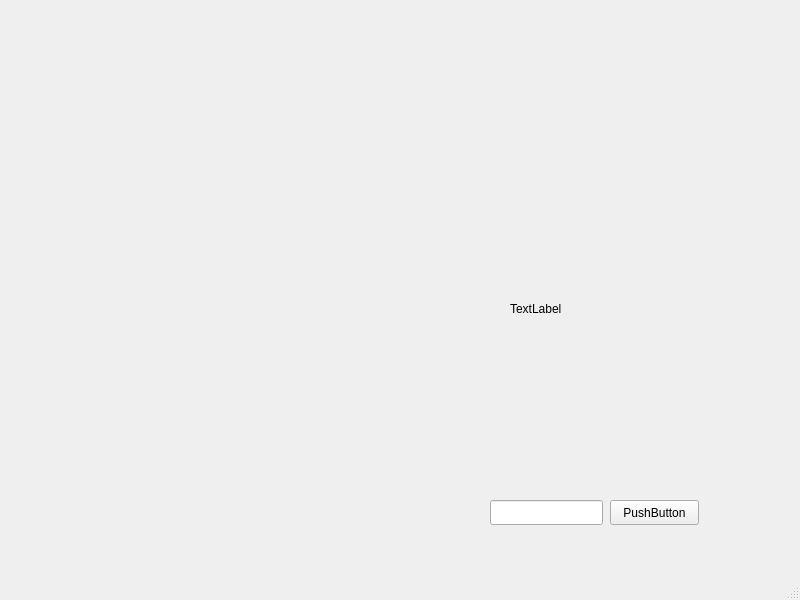
Qt form finalStudentApp/mainwindow12.ui (jajaspider/gcc) before a commit.
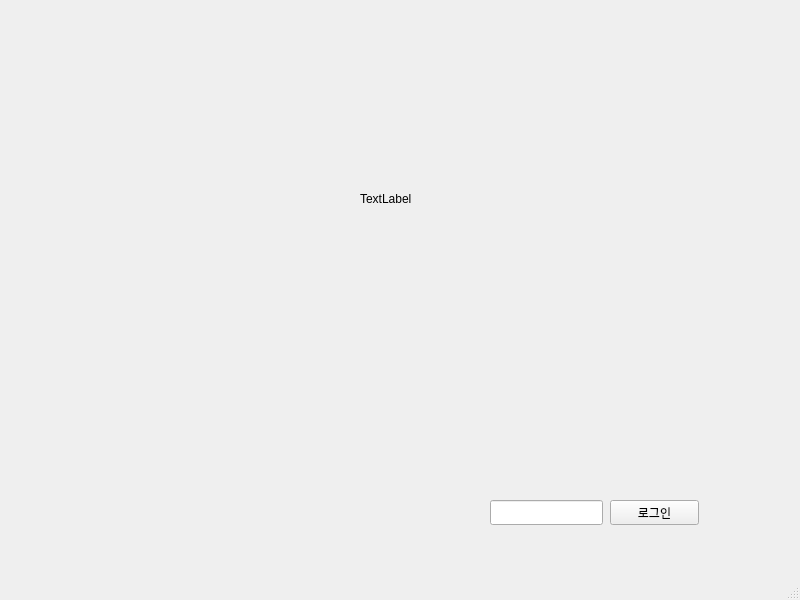
The same form after that commit.

Commit message: ui 위치 수정

```diff
--- a/finalStudentApp/mainwindow12.ui
+++ b/finalStudentApp/mainwindow12.ui
@@ -34,14 +34,14 @@
      </rect>
     </property>
     <property name="text">
-     <string>PushButton</string>
+     <string>로그인</string>
     </property>
    </widget>
    <widget class="QLabel" name="label">
     <property name="geometry">
      <rect>
-      <x>510</x>
-      <y>300</y>
+      <x>360</x>
+      <y>190</y>
       <width>67</width>
       <height>17</height>
      </rect>
```
Left out of the diff: 2 changed lines with no effect on the pictures. The commit also changes 4 other files.
